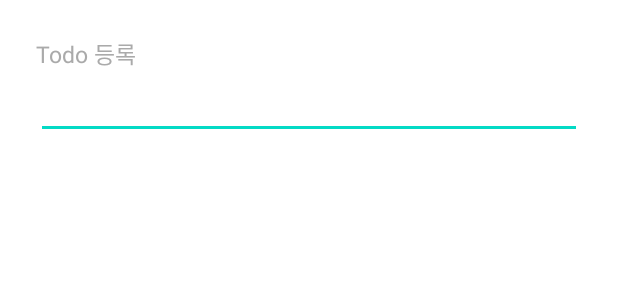
After one commit to minho2618/Data-Structure, an Android app: the layout activity_add.xml on its own in the app's theme, with its tools: preview values and no code run, on a phone screen of 412 x 824 dp. The commit adds this screen. Shown: the top 300 px of the screen. Run offline under Robolectric (Android 15) with nearby library versions, the phone set to English and light mode, and no system bars.

Commit message:
2022.02.03

```diff
--- a/app/src/main/AndroidManifest.xml
+++ b/app/src/main/AndroidManifest.xml
@@ -10,6 +10,9 @@
         android:supportsRtl="true"
         android:theme="@style/Theme.WordVocabulary">
         <activity
+            android:name=".AddActivity"
+            android:exported="false" />
+        <activity
             android:name=".MainActivity"
             android:exported="true">
             <intent-filter>
--- /dev/null
+++ b/app/src/main/java/com/kwuproject/wordvocabulary/database/WordDatabase.kt
@@ -0,0 +1,4 @@
+package com.kwuproject.wordvocabulary.database
+
+class WordDatabase {
+}
--- /dev/null
+++ b/app/src/main/java/com/kwuproject/wordvocabulary/database/WordDatabaseDao.kt
@@ -0,0 +1,4 @@
+package com.kwuproject.wordvocabulary.database
+
+class WordDatabaseDao {
+}
--- /dev/null
+++ b/app/src/main/res/layout/activity_add.xml
@@ -0,0 +1,24 @@
+<?xml version="1.0" encoding="utf-8"?>
+<LinearLayout xmlns:android="http://schemas.android.com/apk/res/android"
+    xmlns:app="http://schemas.android.com/apk/res-auto"
+    xmlns:tools="http://schemas.android.com/tools"
+    android:layout_width="match_parent"
+    android:layout_height="match_parent"
+    android:orientation="vertical"
+    android:padding="24dp">
+
+    <TextView
+        android:layout_width="match_parent"
+        android:layout_height="wrap_content"
+        android:text="Todo 등록"
+        android:textSize="15dp"
+        android:textColor="@android:color/darker_gray"/>
+
+    <EditText
+        android:id="@+id/add_editView"
+        android:layout_width="match_parent"
+        android:layout_height="wrap_content"
+        android:inputType="text"/>
+
+
+</LinearLayout>
--- /dev/null
+++ b/app/src/main/res/navigation/nav_word.xml
@@ -0,0 +1,6 @@
+<?xml version="1.0" encoding="utf-8"?>
+<navigation xmlns:android="http://schemas.android.com/apk/res/android"
+    xmlns:app="http://schemas.android.com/apk/res-auto"
+    android:id="@+id/nav_word">
+
+</navigation>
--- a/app/src/main/res/values/strings.xml
+++ b/app/src/main/res/values/strings.xml
@@ -1,3 +1,5 @@
 <resources>
     <string name="app_name">Word Vocabulary</string>
+    <!-- TODO: Remove or change this placeholder text -->
+    <string name="hello_blank_fragment">Hello blank fragment</string>
 </resources>
--- a/build.gradle
+++ b/build.gradle
@@ -5,8 +5,8 @@ buildscript {
         mavenCentral()
     }
     dependencies {
-        classpath "com.android.tools.build:gradle:7.0.4"
-        classpath "org.jetbrains.kotlin:kotlin-gradle-plugin:1.5.20"
+        classpath 'com.android.tools.build:gradle:7.1.0'
+        classpath 'org.jetbrains.kotlin:kotlin-gradle-plugin:1.6.10'
 
         // NOTE: Do not place your application dependencies here; they belong
         // in the individual module build.gradle files
```
Also changed, not shown: app/build.gradle (+19 -0 lines), app/src/main/java/com/kwuproject/wordvocabulary/AddActivity.kt (added, +25 -0 lines), app/src/main/java/com/kwuproject/wordvocabulary/MainActivity.kt (+28 -2 lines), app/src/main/java/com/kwuproject/wordvocabulary/MyAdapter.kt (added, +28 -0 lines), app/src/main/java/com/kwuproject/wordvocabulary/wordlist/WordListFragment.kt (added, +59 -0 lines), app/src/main/res/layout/activity_main.xml (+14 -8 lines), app/src/main/res/layout/fragment_word_list.xml (added, +14 -0 lines), app/src/main/res/layout/item_recyclerview.xml (added, +23 -0 lines), app/src/main/res/menu/menu_add.xml (added, +7 -0 lines), app/src/main/res/drawable-v24/todo.jpg (added), gradle/wrapper/gradle-wrapper.properties.
